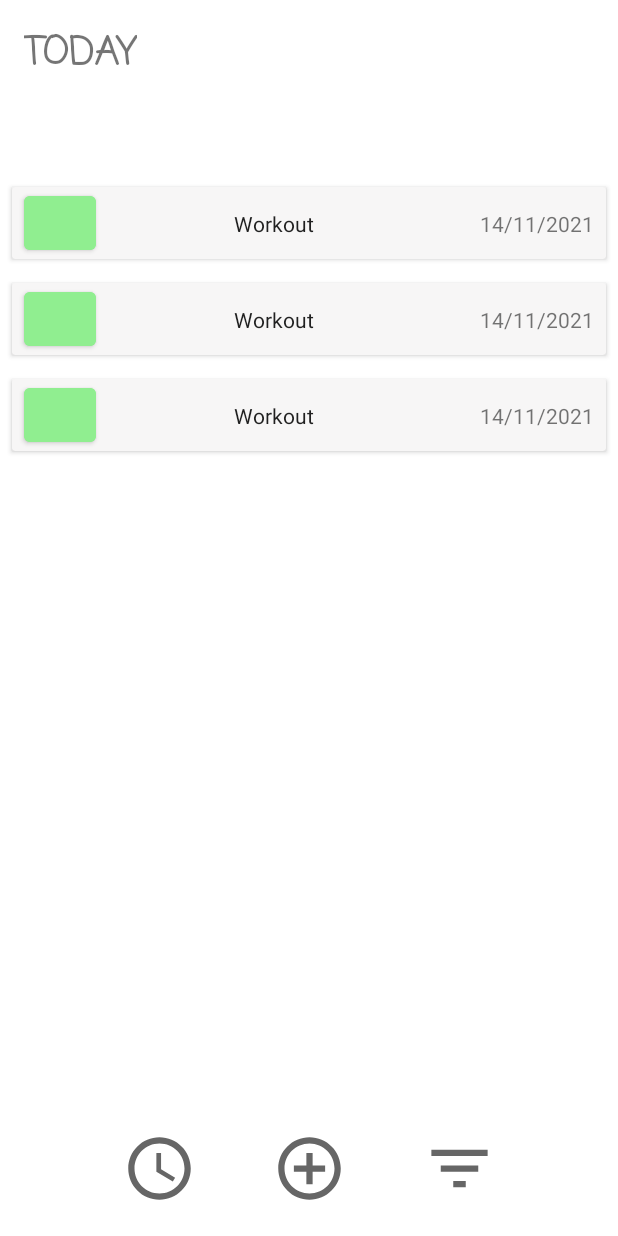
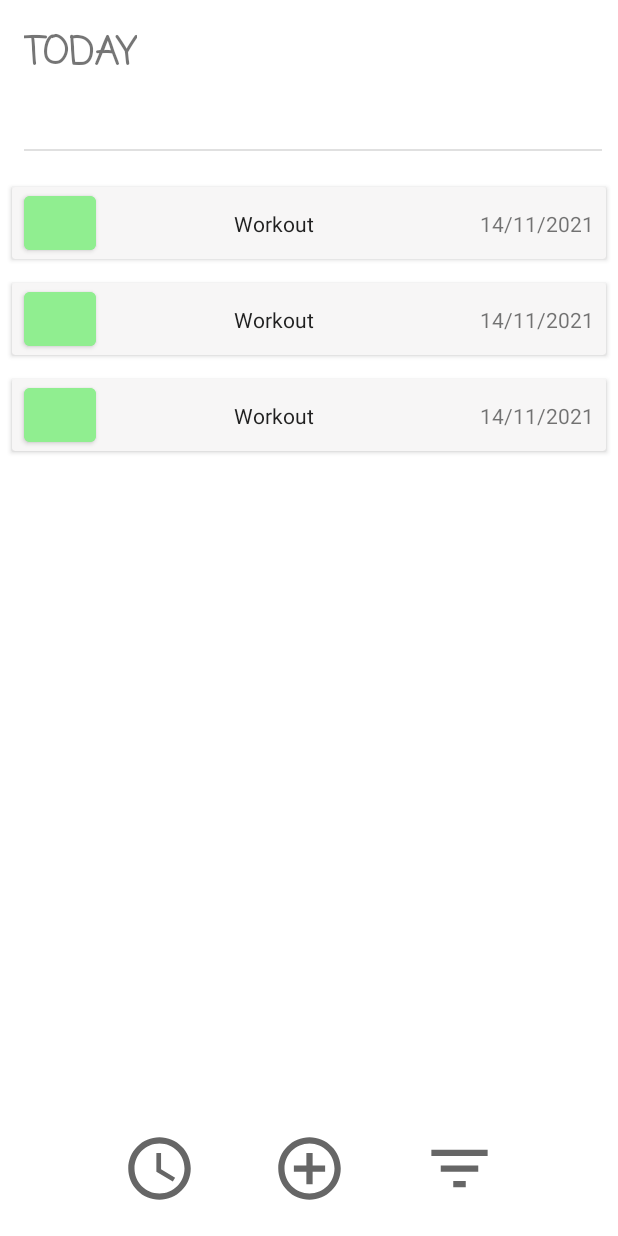
Before and after one commit to RahafNasser-cs/ToDo, an Android app: the layout fragment_start.xml on its own in the app's theme, with its tools: preview values and no code run, on a phone screen of 412 x 824 dp. Run offline under Robolectric (Android 15) with nearby library versions, the phone set to English and light mode, and no system bars.

Commit message:
update menu & fragments xml

```diff
--- a/app/src/main/res/layout/fragment_edit_task.xml
+++ b/app/src/main/res/layout/fragment_edit_task.xml
@@ -38,7 +38,7 @@
                 app:layout_constraintTop_toTopOf="@+id/task_title"
                 app:layout_constraintBottom_toBottomOf="@+id/task_title"
                 app:counterEnabled="true"
-                app:counterMaxLength="30"
+                app:counterMaxLength="20"
                 style="@style/Widget.MaterialComponents.TextInputLayout.OutlinedBox">
                 <com.google.android.material.textfield.TextInputEditText
                     android:layout_width="200dp"
--- a/app/src/main/res/layout/fragment_new_task.xml
+++ b/app/src/main/res/layout/fragment_new_task.xml
@@ -27,7 +27,7 @@
             app:layout_constraintEnd_toEndOf="parent"
             android:layout_marginTop="60dp"
             app:counterEnabled="true"
-            app:counterMaxLength="30"
+            app:counterMaxLength="20"
             android:hint="Title"
             style="@style/Widget.MaterialComponents.TextInputLayout.OutlinedBox">
             <com.google.android.material.textfield.TextInputEditText
--- a/app/src/main/res/layout/fragment_start.xml
+++ b/app/src/main/res/layout/fragment_start.xml
@@ -50,16 +50,16 @@
             android:id="@+id/today"
             app:layout_constraintStart_toStartOf="@+id/today_word"
             app:layout_constraintTop_toBottomOf="@+id/today_word"/>
-
         <View
             android:id="@+id/divider"
-            style="?attr/dividerHorizontal"
-            android:layout_width="380dp"
+            style="@style/Widget.ToDo.Divider"
+            android:layout_width="385dp"
             android:layout_height="1dp"
             android:layout_marginTop="16dp"
             android:layout_marginBottom="16dp"
             app:layout_constraintStart_toStartOf="@id/today"
-            app:layout_constraintTop_toBottomOf="@id/today" />
+            app:layout_constraintTop_toBottomOf="@id/today"
+            />
 
         <androidx.recyclerview.widget.RecyclerView
             android:layout_width="match_parent"
--- a/app/src/main/res/values-night/themes.xml
+++ b/app/src/main/res/values-night/themes.xml
@@ -12,5 +12,8 @@
         <!-- Status bar color. -->
         <item name="android:statusBarColor" tools:targetApi="l">?attr/colorPrimaryVariant</item>
         <!-- Customize your theme here. -->
+
+        <!-- To Change menu icon -->
+
     </style>
 </resources>
--- a/app/src/main/res/values/colors.xml
+++ b/app/src/main/res/values/colors.xml
@@ -17,6 +17,7 @@
     <color name="priority_medium">#ffff9e</color>
     <color name="priority_low">#90EE90</color>
     <color name="white_dark">#F7F6F6</color>
+    <color name="white_darkk">#FAE1BF</color>
 
 
 
--- a/app/src/main/res/values/themes.xml
+++ b/app/src/main/res/values/themes.xml
@@ -13,5 +13,8 @@
         <item name="android:statusBarColor" tools:targetApi="l">?attr/colorPrimaryVariant</item>
         <!-- Customize your theme here. -->
 
+        <!-- To Change menu icon -->
+
+
     </style>
 </resources>
```
Also changed, not shown: app/src/main/res/values/strings.xml (+8 -1 lines), app/src/main/res/values/styles.xml (+10 -0 lines).
